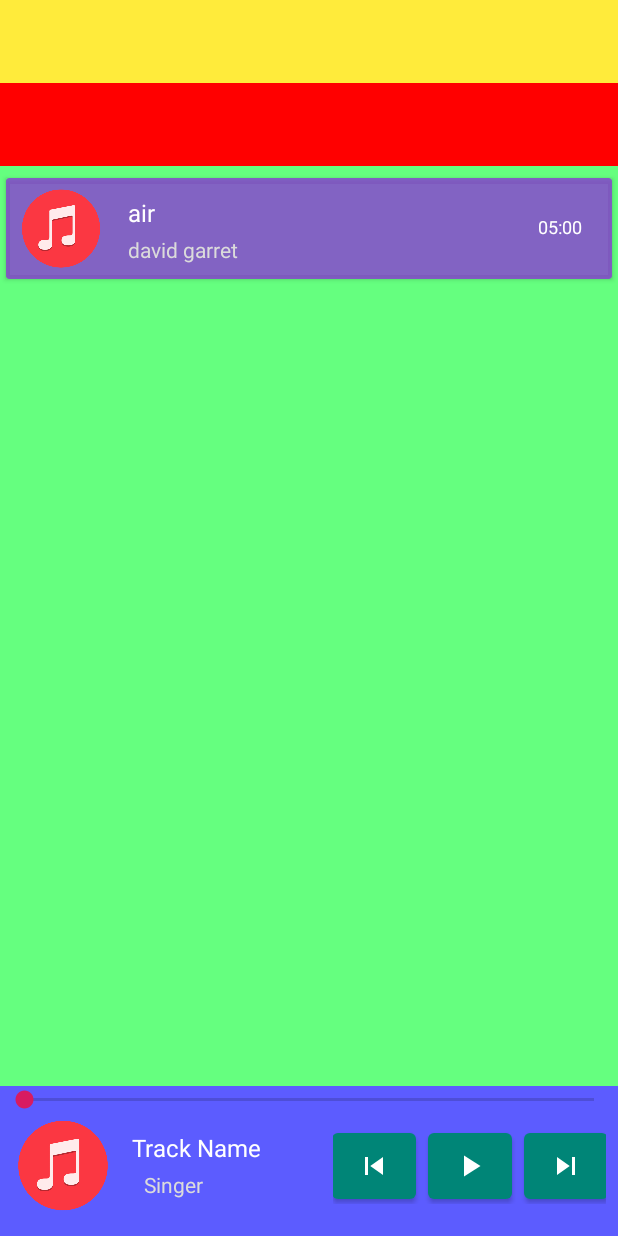
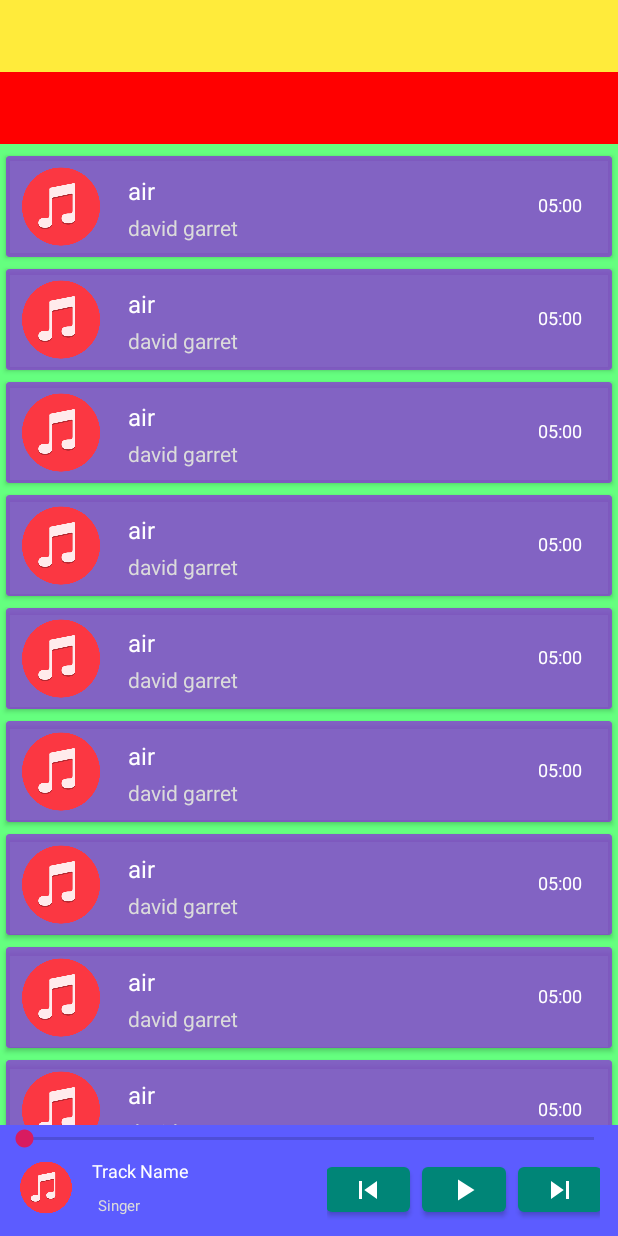
Before and after one commit to Amin-MAG/MusicPlayer, an Android app: the screen it shows after launch (MusicPlayerActivity), on a phone screen of 412 x 824 dp. Run offline under Robolectric (Android 15) with nearby library versions, the phone set to English and light mode, and no system bars.

Commit message:
[!] music bar view fixed

```diff
--- a/app/src/main/java/com/mag/musicplayer/Controller/Fragment/MusicListFragment.java
+++ b/app/src/main/java/com/mag/musicplayer/Controller/Fragment/MusicListFragment.java
@@ -53,6 +53,18 @@ public class MusicListFragment extends Fragment {
         recyclerView = view.findViewById(R.id.musicListFragment_recycler);
         adapter = new MusicListAdapter(new ArrayList<Track>(){{
             add(new Track(1,"air","david garrett 2010","david garret","somewhere", null,300, new Date()));
+            add(new Track(1,"air","david garrett 2010","david garret","somewhere", null,300, new Date()));
+            add(new Track(1,"air","david garrett 2010","david garret","somewhere", null,300, new Date()));
+            add(new Track(1,"air","david garrett 2010","david garret","somewhere", null,300, new Date()));
+            add(new Track(1,"air","david garrett 2010","david garret","somewhere", null,300, new Date()));
+            add(new Track(1,"air","david garrett 2010","david garret","somewhere", null,300, new Date()));
+            add(new Track(1,"air","david garrett 2010","david garret","somewhere", null,300, new Date()));
+            add(new Track(1,"air","david garrett 2010","david garret","somewhere", null,300, new Date()));
+            add(new Track(1,"air","david garrett 2010","david garret","somewhere", null,300, new Date()));
+            add(new Track(1,"air","david garrett 2010","david garret","somewhere", null,300, new Date()));
+            add(new Track(1,"air","david garrett 2010","david garret","somewhere", null,300, new Date()));
+            add(new Track(1,"air","david garrett 2010","david garret","somewhere", null,300, new Date()));
+            add(new Track(1,"air","david garrett 2010","david garret","somewhere", null,300, new Date()));
         }});
         recyclerView.setAdapter(adapter);
 
--- a/app/src/main/res/layout/activity_music_player.xml
+++ b/app/src/main/res/layout/activity_music_player.xml
@@ -10,22 +10,11 @@
         android:id="@+id/musicPlayerActivity_trackFrame"
         layout="@layout/fragment_music_bar"
         android:layout_width="0dp"
-        android:layout_height="100dp"
+        android:layout_height="wrap_content"
         app:layout_constraintBottom_toBottomOf="parent"
         app:layout_constraintEnd_toEndOf="parent"
         app:layout_constraintHorizontal_bias="0.0"
         app:layout_constraintStart_toStartOf="parent" />
-
-    <FrameLayout
-        android:id="@+id/musicPlayerActivity_searchFrame"
-        android:layout_width="0dp"
-        android:layout_height="55dp"
-        app:layout_constraintEnd_toEndOf="parent"
-        app:layout_constraintStart_toStartOf="parent"
-        app:layout_constraintTop_toBottomOf="@+id/musicPlayerActivity_itemsFrame">
-
-
-    </FrameLayout>
 
     <FrameLayout
         android:id="@+id/musicPlayerActivity_listFrame"
@@ -35,22 +24,54 @@
         app:layout_constraintEnd_toEndOf="parent"
         app:layout_constraintHorizontal_bias="0.0"
         app:layout_constraintStart_toStartOf="parent"
-        app:layout_constraintTop_toBottomOf="@+id/musicPlayerActivity_searchFrame"
+        app:layout_constraintTop_toBottomOf="@+id/musicPlayerActivity_collapsingToolbar"
         app:layout_constraintVertical_bias="0.516">
 
 
     </FrameLayout>
 
-    <FrameLayout
-        android:id="@+id/musicPlayerActivity_itemsFrame"
+
+    <com.google.android.material.appbar.CollapsingToolbarLayout
+        android:id="@+id/musicPlayerActivity_collapsingToolbar"
         android:layout_width="0dp"
-        android:layout_height="55dp"
+        android:layout_height="wrap_content"
+        app:contentScrim="@color/colorAccent"
         app:layout_constraintEnd_toEndOf="parent"
-        app:layout_constraintHorizontal_bias="0.0"
         app:layout_constraintStart_toStartOf="parent"
-        app:layout_constraintTop_toTopOf="parent">
+        app:layout_constraintTop_toTopOf="parent"
+        app:layout_scrollFlags="scroll">
+
+        <androidx.constraintlayout.widget.ConstraintLayout
+            android:layout_width="match_parent"
+            android:layout_height="match_parent">
 
 
-    </FrameLayout>
+            <FrameLayout
+                android:id="@+id/musicPlayerActivity_searchFrame"
+                android:layout_width="0dp"
+                android:layout_height="48dp"
+                app:layout_constraintEnd_toEndOf="parent"
+                app:layout_constraintStart_toStartOf="parent"
+                app:layout_constraintTop_toBottomOf="@+id/musicPlayerActivity_itemsFrame">
+
+
+            </FrameLayout>
+
+            <FrameLayout
+                android:id="@+id/musicPlayerActivity_itemsFrame"
+                android:layout_width="0dp"
+                android:layout_height="48dp"
+                app:layout_constraintEnd_toEndOf="parent"
+                app:layout_constraintHorizontal_bias="0.0"
+                app:layout_constraintStart_toStartOf="parent"
+                app:layout_constraintTop_toTopOf="parent">
+
+
+            </FrameLayout>
+
+        </androidx.constraintlayout.widget.ConstraintLayout>
+
+
+    </com.google.android.material.appbar.CollapsingToolbarLayout>
 
 </androidx.constraintlayout.widget.ConstraintLayout>
--- a/app/src/main/res/layout/fragment_music_bar.xml
+++ b/app/src/main/res/layout/fragment_music_bar.xml
@@ -15,7 +15,7 @@
 
     <androidx.constraintlayout.widget.ConstraintLayout
         android:layout_width="match_parent"
-        android:layout_height="84dp"
+        android:layout_height="56dp"
         android:background="#D53C3CFF"
         android:paddingLeft="8dp"
         android:paddingRight="8dp"
@@ -25,27 +25,27 @@
 
         <ImageView
             android:id="@+id/imageView"
-            android:layout_width="68dp"
-            android:layout_height="70dp"
+            android:layout_width="45dp"
+            android:layout_height="39dp"
+            android:layout_marginTop="4dp"
             android:src="@drawable/music_icon"
-            app:layout_constraintBottom_toBottomOf="parent"
             app:layout_constraintStart_toStartOf="parent"
-            app:layout_constraintTop_toTopOf="parent"
-            app:layout_constraintVertical_bias="0.0" />
+            app:layout_constraintTop_toTopOf="parent" />
 
         <LinearLayout
             android:layout_width="182dp"
-            android:layout_height="51dp"
+            android:layout_height="wrap_content"
+            android:layout_marginTop="4dp"
+            android:layout_marginEnd="4dp"
+            android:layout_marginRight="4dp"
             android:gravity="center"
             android:orientation="horizontal"
-            app:layout_constraintBottom_toBottomOf="parent"
             app:layout_constraintEnd_toEndOf="parent"
-            app:layout_constraintTop_toTopOf="parent"
-            app:layout_constraintVertical_bias="0.375">
+            app:layout_constraintTop_toTopOf="parent">
 
             <com.google.android.material.button.MaterialButton
                 android:layout_width="56dp"
-                android:layout_height="56dp"
+                android:layout_height="42dp"
                 app:icon="@drawable/ic_skip_previous">
 
 
@@ -53,7 +53,7 @@
 
             <com.google.android.material.button.MaterialButton
                 android:layout_width="56dp"
-                android:layout_height="56dp"
+                android:layout_height="42dp"
                 android:layout_marginLeft="8dp"
                 app:icon="@drawable/ic_play">
 
@@ -62,7 +62,7 @@
 
             <com.google.android.material.button.MaterialButton
                 android:layout_width="56dp"
-                android:layout_height="56dp"
+                android:layout_height="42dp"
                 android:layout_marginLeft="8dp"
                 app:icon="@drawable/ic_skip_next">
 
@@ -75,12 +75,12 @@
             android:id="@+id/textView2"
             android:layout_width="wrap_content"
             android:layout_height="wrap_content"
-            android:layout_marginStart="20dp"
-            android:layout_marginLeft="20dp"
-            android:layout_marginTop="4dp"
+            android:layout_marginStart="12dp"
+            android:layout_marginLeft="12dp"
+            android:layout_marginTop="8dp"
             android:text="Singer"
             android:textColor="#DBDBDB"
-            android:textSize="14dp"
+            android:textSize="10dp"
             app:layout_constraintStart_toEndOf="@+id/imageView"
             app:layout_constraintTop_toBottomOf="@+id/textView" />
 
@@ -88,12 +88,12 @@
             android:id="@+id/textView"
             android:layout_width="wrap_content"
             android:layout_height="wrap_content"
-            android:layout_marginStart="12dp"
-            android:layout_marginLeft="12dp"
-            android:layout_marginTop="12dp"
+            android:layout_marginStart="8dp"
+            android:layout_marginLeft="8dp"
+            android:layout_marginTop="4dp"
             android:text="Track Name"
             android:textColor="#FFFFFF"
-            android:textSize="16dp"
+            android:textSize="12dp"
             app:layout_constraintStart_toEndOf="@+id/imageView"
             app:layout_constraintTop_toTopOf="parent" />
     </androidx.constraintlayout.widget.ConstraintLayout>
--- a/app/src/main/res/layout/fragment_music_list.xml
+++ b/app/src/main/res/layout/fragment_music_list.xml
@@ -3,6 +3,7 @@
     xmlns:app="http://schemas.android.com/apk/res-auto"
     xmlns:tools="http://schemas.android.com/tools"
     android:id="@+id/musicListFragment_recycler"
+    app:layout_behavior="@string/appbar_scrolling_view_behavior"
     android:layout_width="match_parent"
     android:layout_height="match_parent"
     android:background="#B426FF4A"
```
